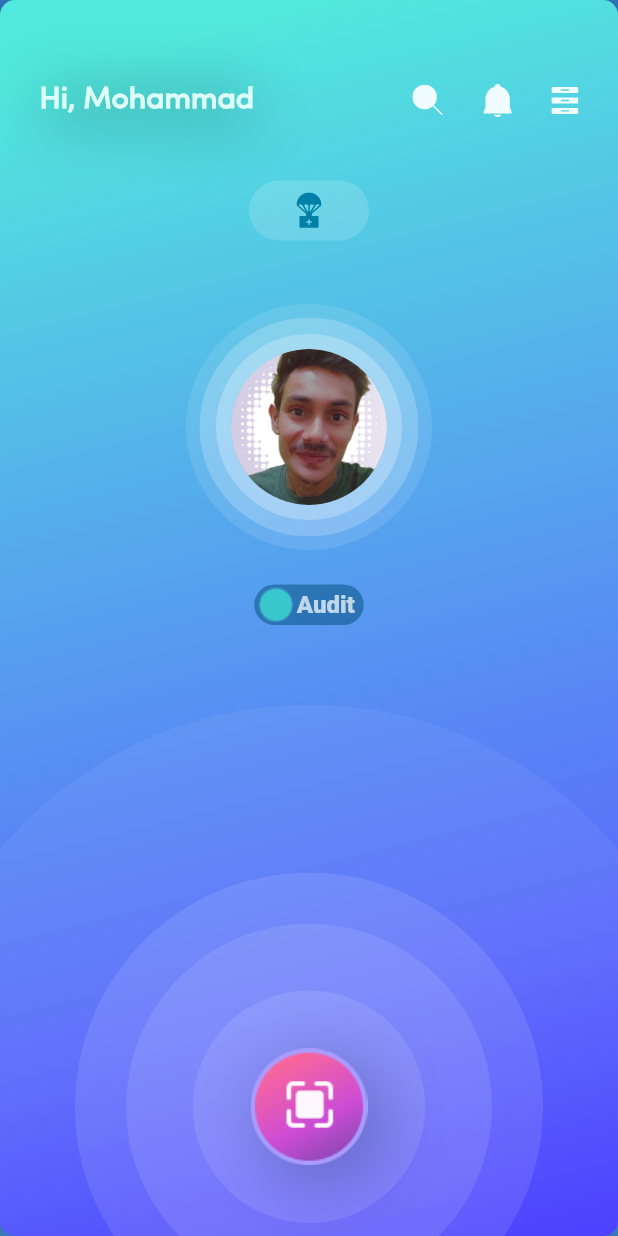
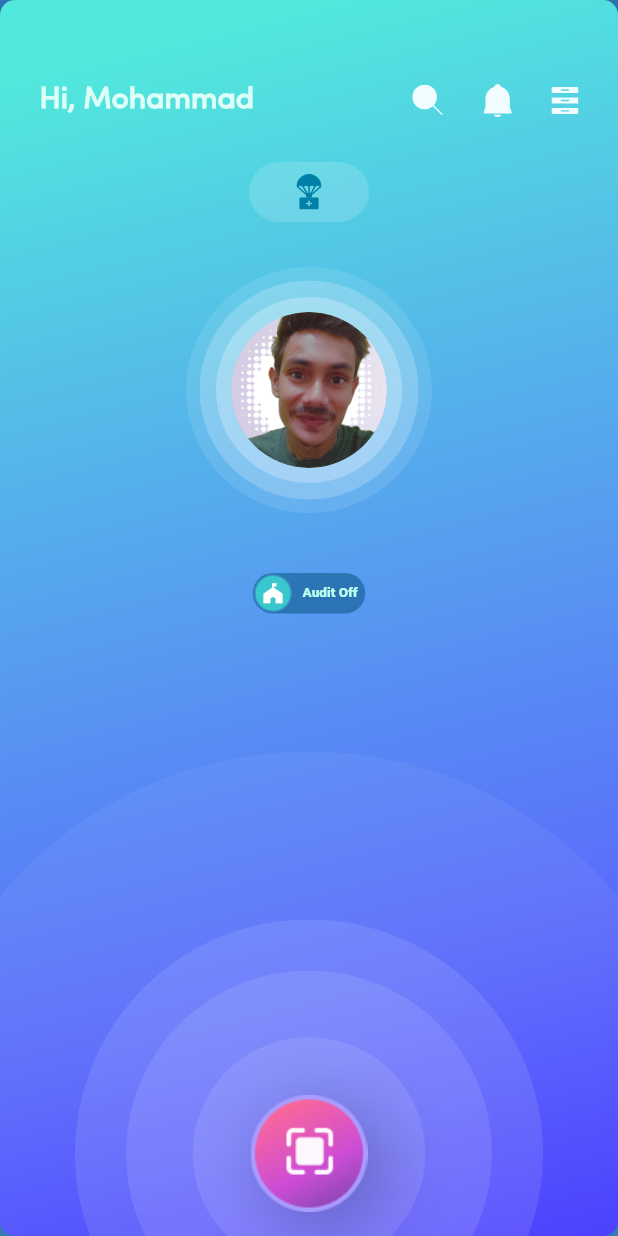
Before and after one commit to Suheb786/DiGi-Tag, a Flutter app: the screen it shows after launch, on a phone screen of 412 x 824 dp. Run offline on Flutter 3.47's test engine with Material 2 defaults, Android fonts, the phone set to English and light mode, and no system bars; drawn by our look-alikes of flutter_switch; our stand-ins replace firebase_core, flutter_svg, get; accounts and stored records are empty.

Commit message:
Minor Changes 0.3

```diff
--- a/lib/app/Decoration/widgets.dart
+++ b/lib/app/Decoration/widgets.dart
@@ -1,6 +1,9 @@
+import 'package:digitag/app/Decoration/text/text.dart';
 import 'package:flutter/cupertino.dart';
 import 'package:flutter/material.dart';
 import 'package:flutter_svg/flutter_svg.dart';
+import 'package:flutter_switch/flutter_switch.dart';
+import 'package:get/get.dart';
 
 import 'colors/originBg.dart';
 
@@ -172,3 +175,86 @@ class MedicalSupportIcon extends StatelessWidget {
     );
   }
 }
+//* Flutter Switch Toggle *//
+
+class CustomSwitch extends StatelessWidget {
+  const CustomSwitch({
+    Key? key,
+    required this.status,
+  }) : super(key: key);
+
+  final RxBool status;
+
+  @override
+  Widget build(BuildContext context) {
+    return FlutterSwitch(
+          value: status.value,
+          padding: 1,
+          onToggle: (val) {
+            if (status.value == false) {
+              status.value = true;
+              print("Audit On");
+            } else {
+              status.value = false;
+              print("Audit Off");
+            }
+          },
+          valueFontSize: 9,
+          showOnOff: true,
+         inactiveText: "Audit Off",
+         activeText: "Audit On",
+         activeTextColor: Color(0xffBAFFEE),
+         inactiveTextColor: Color(0xffBAFFEE),
+          width: 75,
+          inactiveIcon: Icon(Icons.festival,color: Colors.white,),
+        activeToggleBorder:  Border.all(width: 1, color: Color(0x663347B4)),
+
+          height: 27,
+          inactiveColor: Color(0x80004E79),
+          activeColor: Color(0x80004E79),
+          inactiveToggleColor: Color(0x9942FFDD),
+          inactiveToggleBorder:
+              Border.all(width: 1, color: Color(0x663347B4)),
+        );
+  }
+}
+
+//* User's Name and Icons in Top Row *//
+
+class Custom_UserName_Icons extends StatelessWidget {
+  const Custom_UserName_Icons({
+    Key? key,
+  }) : super(key: key);
+
+  @override
+  Widget build(BuildContext context) {
+    return Row(
+      mainAxisAlignment: MainAxisAlignment.spaceBetween,
+      children: [
+        const Spacer(),
+        Container(
+          child: customText("Hi, Mohammad", 20),
+
+        ),
+        const Spacer(
+          flex: 4,
+        ),
+        InkWell(
+            onTap: (() {
+
+
+            }),
+            child: SvgPicture.asset('assets/icons/Vector.svg')),
+        const Spacer(),
+        InkWell(
+            onTap: (() {}),
+            child: SvgPicture.asset('assets/icons/Bell.svg')),
+        const Spacer(),
+        InkWell(
+            onTap: (() {}),
+            child: SvgPicture.asset('assets/icons/drawer.svg')),
+        const Spacer()
+      ],
+    );
+  }
+}
--- a/lib/app/modules/home/views/home_view.dart
+++ b/lib/app/modules/home/views/home_view.dart
@@ -30,71 +30,18 @@ class HomeView extends GetView<HomeController> {
                 SizedBox(
                   height: 56,
                 ),
-                Row(
-                  mainAxisAlignment: MainAxisAlignment.spaceBetween,
-                  children: [
-                    const Spacer(),
-                    Container(
-                      child: customText("Hi, Mohammad", 20),
-                      decoration: const BoxDecoration(
-                        boxShadow: [
-                          BoxShadow(
-                            color: Color(0x40000000),
-                            offset: Offset(0, 4),
-                            blurRadius: 35,
-                          )
-                        ],
-                      ),
-                    ),
-                    const Spacer(
-                      flex: 4,
-                    ),
-                    InkWell(
-                        onTap: (() {}),
-                        child: SvgPicture.asset('assets/icons/Vector.svg')),
-                    const Spacer(),
-                    InkWell(
-                        onTap: (() {}),
-                        child: SvgPicture.asset('assets/icons/Bell.svg')),
-                    const Spacer(),
-                    InkWell(
-                        onTap: (() {}),
-                        child: SvgPicture.asset('assets/icons/drawer.svg')),
-                    const Spacer()
-                  ],
-                ),
-                const Spacer(),
+                Custom_UserName_Icons(),
+                                SizedBox(height: 30,)
+,
                 const MedicalSupportIcon(),
-                const Spacer(),
+                SizedBox(height: 30,),
                 const ProfileStack(),
                 const SizedBox(
-                  height: 23,
+                  height: 40,
                 ),
-                Obx(() => FlutterSwitch(
-                      value: status.value,
-                      padding: 2,
-                      onToggle: (val) {
-                        if (status.value == false) {
-                          status.value = true;
-                          print("Audit On");
-                        } else {
-                          status.value = false;
-                          print("Audit Off");
-                        }
-                      },
-                      showOnOff: true,
-                      inactiveText: "Audit",
-                      activeText: "Audit",
-                      width: 73,
-                      height: 27,
-                      inactiveColor: Color(0x80004E79),
-                      activeColor: Color(0x80004E79),
-                      inactiveToggleColor: Color(0x9942FFDD),
-                      inactiveToggleBorder:
-                          Border.all(width: 1, color: Color(0x663347B4)),
-                    )),
+                Obx(() => CustomSwitch(status: status)),
                 const SizedBox(
-                  height: 300,
+                  height: 360,
                 ),
                 const IconStack(),
                 const SizedBox(
```
